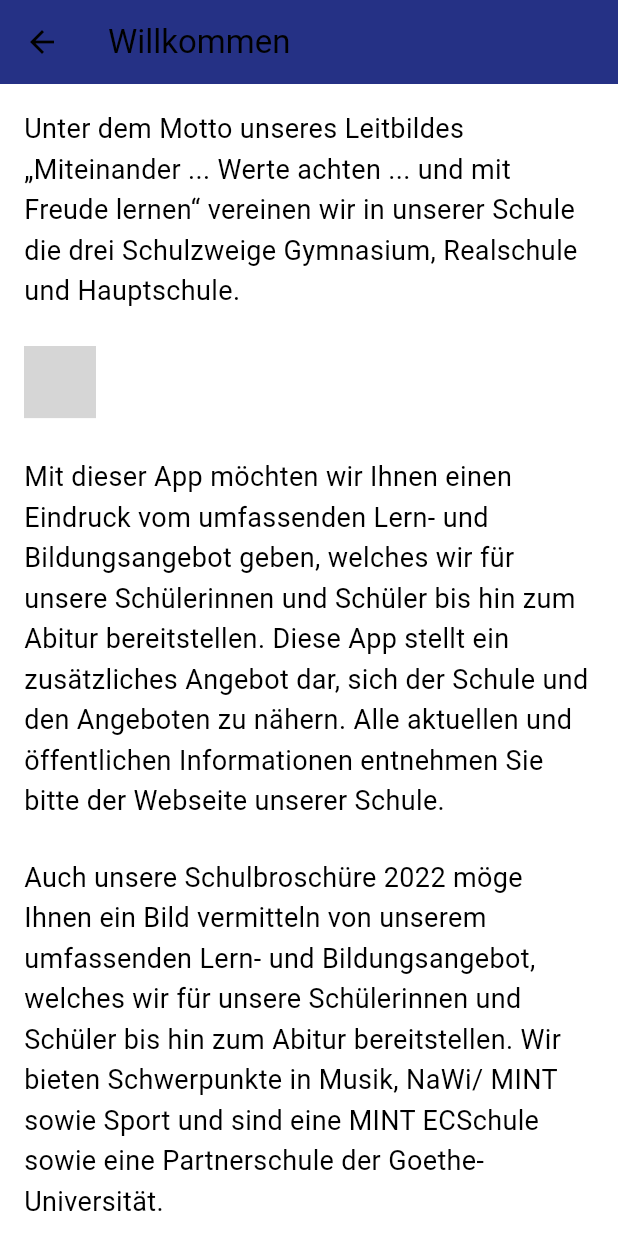
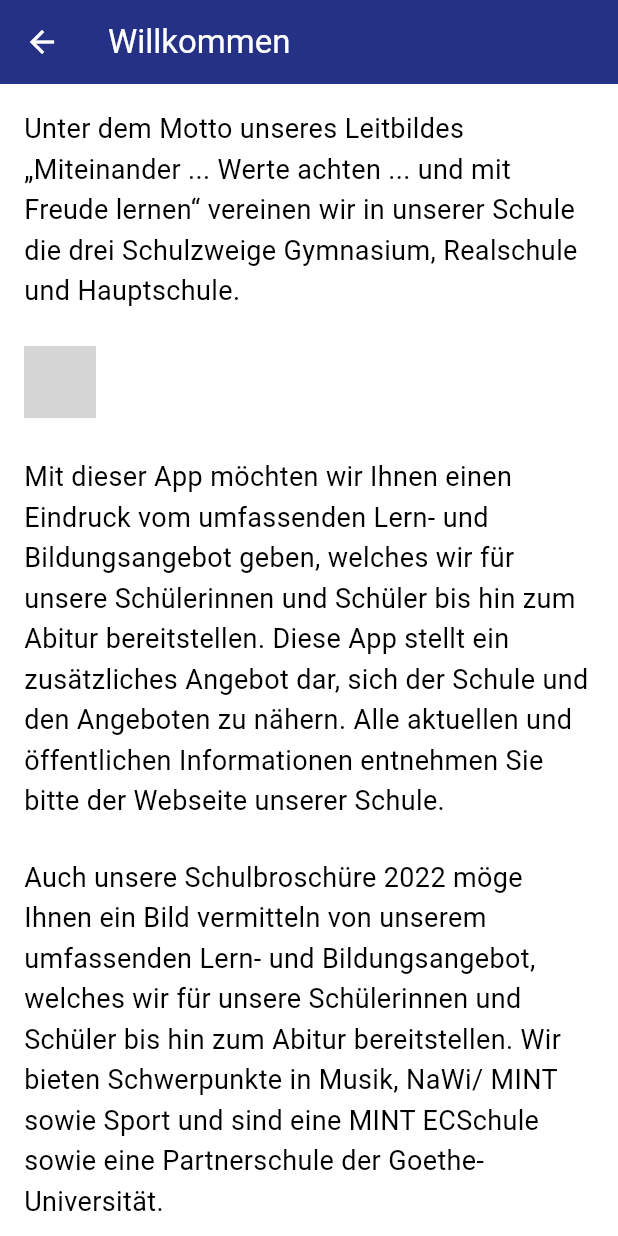
Before and after one commit to k0ncode/sar, a Flutter app: the screen it shows after launch, after a tap on "WILLKOMMEN", on a phone screen of 412 x 824 dp. Run offline on Flutter 3.47's test engine with Material 3 defaults, Android fonts, the phone set to English and light mode, and no system bars; our stand-ins replace cached_network_image, flutter_markdown, package_info_plus; missing offline and left inert: mobile_scanner; network calls fail; grey boxes are pictures that could not be loaded.

Commit message:
migrated to new theming

```diff
--- a/lib/main.dart
+++ b/lib/main.dart
@@ -1,8 +1,9 @@
 import 'package:flutter/material.dart';
 import 'package:flutter/services.dart';
 import 'package:package_info_plus/package_info_plus.dart';
-import 'package:sar/theme.dart';
-import 'package:sar/pages/home.dart';
+
+import 'theme.dart';
+import 'pages/home.dart';
 
 String version = "";
 
@@ -11,7 +12,10 @@ void main() async {
   WidgetsFlutterBinding.ensureInitialized();
   SystemChrome.setPreferredOrientations([DeviceOrientation.portraitUp, DeviceOrientation.portraitDown]);
 
-  // Version erhalten:
+  // Navigationsleiste transparent machen:
+  makeSystemNavigationTransparent();
+
+  // App Version erhalten für App Info Seite:
   PackageInfo packageInfo = await PackageInfo.fromPlatform();
   version = packageInfo.version.substring(0, 3);
 
@@ -19,7 +23,9 @@ void main() async {
   runApp(
     MaterialApp(
       theme: theme,
+      darkTheme: darkTheme,
       home: const Startseite(),
+      debugShowCheckedModeBanner: false,
     ),
   );
 }
--- a/lib/pages/home.dart
+++ b/lib/pages/home.dart
@@ -19,32 +19,6 @@ class Startseite extends StatelessWidget {
           IconButton(
             icon: const Icon(Icons.info_outlined),
             onPressed: () => navigateTo(const AppInfo(), context),
-            // onPressed: () => showAboutDialog(
-            //   context: context,
-            //   applicationIcon: ClipRRect(
-            //     borderRadius: BorderRadius.circular(12),
-            //     child: Image.asset("assets/icon/icon.png", width: 80),
-            //   ),
-            //   applicationName: "Digitale Schulbroschüre der Schule am Ried",
-            //   applicationVersion: "Version $version",
-            //   children: [
-            //     const Center(child: Text("made by Konrad Strenge")),
-            //     TextButton(
-            //       onPressed: () => navigateTo(
-            //           const TextPage(
-            //               textFile: "impressum.txt", appBarTitle: "Impressum"),
-            //           context),
-            //       child: Row(
-            //         mainAxisSize: MainAxisSize.min,
-            //         children: const [
-            //           Text("Impressum"),
-            //           SizedBox(width: 4),
-            //           Icon(Icons.launch)
-            //         ],
-            //       ),
-            //     ),
-            //   ],
-            // ),
             tooltip: "App Info",
           ),
         ],
@@ -66,25 +40,25 @@ class Startseite extends StatelessWidget {
               padding: const EdgeInsets.all(16),
               child: Column(
                 children: [
-                  ElevatedButton(
+                  FilledButton(
                     style: roundedButtonStyle,
                     onPressed: () => navigateTo(const Willkommen(), context),
                     child: const Text("WILLKOMMEN"),
                   ),
                   const SizedBox(height: 16),
-                  ElevatedButton(
+                  FilledButton(
                     style: roundedButtonStyle,
                     onPressed: () => navigateTo(const Informationen(), context),
                     child: const Text("INFORMATIONEN"),
                   ),
                   const SizedBox(height: 16),
-                  ElevatedButton(
+                  FilledButton(
                     style: roundedButtonStyle,
                     onPressed: () => navigateTo(const News(), context),
                     child: const Text("NEWS"),
                   ),
                   const SizedBox(height: 16),
-                  ElevatedButton(
+                  FilledButton(
                     style: roundedButtonStyle,
                     onPressed: () => navigateTo(const QRCodeScanner(), context),
                     child: const Text("QR-CODE SCANNER"),
--- a/lib/theme.dart
+++ b/lib/theme.dart
@@ -1,8 +1,8 @@
+import 'package:flutter/services.dart';
 import 'package:flutter/material.dart';
 
 const Color sarBlue = Color(0xff253185); // Farbe vom SaR Logo
 
-// Allgemeines App Theme:
 ThemeData theme = ThemeData(
   colorScheme: const ColorScheme(
     brightness: Brightness.light,
@@ -15,11 +15,22 @@ ThemeData theme = ThemeData(
     surface: Colors.white,
     onSurface: Colors.black,
   ),
-  appBarTheme: const AppBarTheme(color: sarBlue),
+  appBarTheme: const AppBarTheme(color: sarBlue, foregroundColor: Colors.white),
+  textTheme: const TextTheme(
+    bodyMedium: TextStyle(
+      fontWeight: FontWeight.normal,
+      fontSize: 18,
+      height: 1.5,
+    ),
+  ),
+);
+
+ThemeData darkTheme = ThemeData(
+  brightness: Brightness.dark,
+  colorScheme: ColorScheme.fromSeed(seedColor: sarBlue, brightness: Brightness.dark),
+  appBarTheme: const AppBarTheme(backgroundColor: sarBlue, foregroundColor: Colors.white),
   textButtonTheme: TextButtonThemeData(
-    style: TextButton.styleFrom(
-      foregroundColor: sarBlue,
-    ),
+    style: TextButton.styleFrom(foregroundColor: sarBlue),
   ),
   textTheme: const TextTheme(
     bodyMedium: TextStyle(
@@ -33,6 +44,24 @@ ThemeData theme = ThemeData(
 // ButtonStyle für große blaue ElevatedButtons
 ButtonStyle roundedButtonStyle = ButtonStyle(
   minimumSize: WidgetStateProperty.all(const Size(double.infinity, 48)),
-  backgroundColor: WidgetStateProperty.all(sarBlue),
+  // backgroundColor: WidgetStateProperty.all(sarBlue),
   shape: WidgetStateProperty.all(RoundedRectangleBorder(borderRadius: BorderRadius.circular(12))),
 );
+
+// System Navigation transparent machen
+makeSystemNavigationTransparent() {
+  WidgetsFlutterBinding.ensureInitialized();
+  SystemChrome.setSystemUIOverlayStyle(
+    const SystemUiOverlayStyle(
+      systemNavigationBarColor: Colors.transparent,
+      systemNavigationBarDividerColor: Colors.transparent,
+      systemNavigationBarIconBrightness: Brightness.light,
+      statusBarIconBrightness: Brightness.dark,
+      systemStatusBarContrastEnforced: false,
+    ),
+  );
+  SystemChrome.setEnabledSystemUIMode(
+    SystemUiMode.edgeToEdge,
+    overlays: [SystemUiOverlay.top],
+  );
+}
```
Also changed, not shown: lib/pages/informationen.dart (+6 -2 lines), lib/widgets/information_card.dart (+9 -22 lines).
